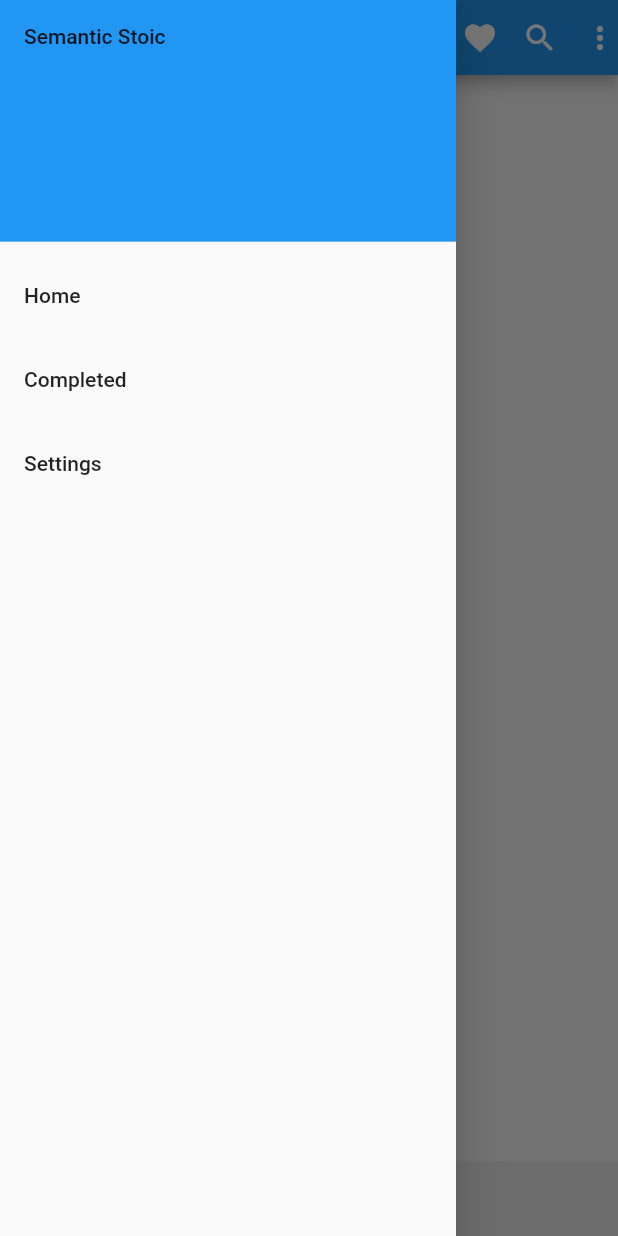
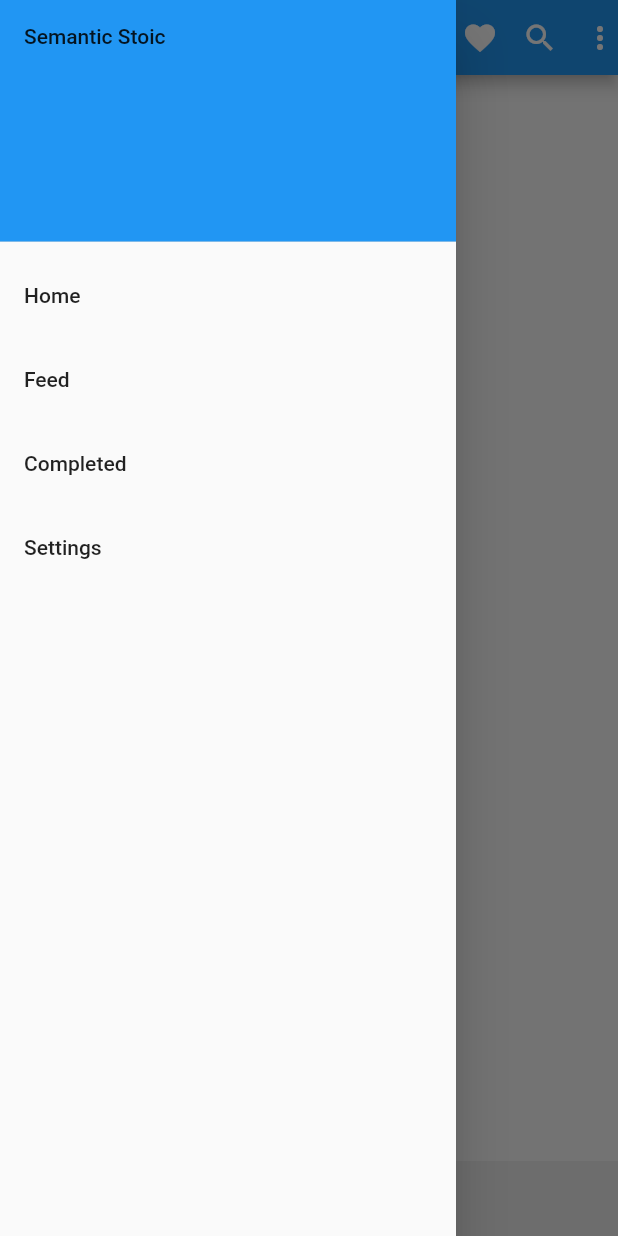
Before and after one commit to PrimeTimeTran/semantics, a Flutter app: the screen it shows after launch, with the side drawer open, on a phone screen of 412 x 824 dp. Run offline on Flutter 3.47's test engine with Material 2 defaults, Android fonts, the phone set to English and light mode, and no system bars; our stand-ins replace firebase_analytics, firebase_auth, firebase_core, video_player; missing offline and left inert: dart:html; accounts and stored records are empty.

Commit message:
Feed autoplay works

```diff
--- a/lib/main.dart
+++ b/lib/main.dart
@@ -8,6 +8,7 @@ import 'package:semantic/widgets/footer.dart';
 
 import 'package:semantic/screens/composer.dart';
 import 'package:semantic/screens/settings.dart';
+import 'package:semantic/screens/feed.dart';
 import 'package:semantic/widgets/my_drawer.dart';
 
 import 'package:semantic/utils/firebase.dart';
--- a/lib/screens/auth_panel.dart
+++ b/lib/screens/auth_panel.dart
@@ -32,7 +32,6 @@ class _AuthPanelState extends State<AuthPanel> {
         email: email,
         password: password,
       );
-      print(credential);
       Navigator.pushNamed(context, '/');
     } on FirebaseAuthException catch (e) {
       if (e.code == 'weak-password') {
@@ -51,7 +50,6 @@ class _AuthPanelState extends State<AuthPanel> {
         email: email,
         password: password,
       );
-      print(credential);
       Navigator.pushNamed(context, '/');
     } on FirebaseAuthException catch (e) {
       if (e.code == 'weak-password') {
--- /dev/null
+++ b/lib/screens/feed.dart
@@ -0,0 +1,129 @@
+import 'package:flutter/material.dart';
+import 'dart:async';
+
+import 'package:video_player/video_player.dart';
+
+List mediaUrls = [
+  // 9:16
+  'https://assets.mixkit.co/videos/preview/mixkit-man-runs-past-ground-level-shot-32809-large.mp4',
+  'https://assets.mixkit.co/videos/preview/mixkit-red-frog-on-a-log-1487-large.mp4',
+  'https://assets.mixkit.co/videos/preview/mixkit-woman-running-above-the-camera-on-a-running-track-32807-large.mp4',
+  'https://assets.mixkit.co/videos/preview/mixkit-two-avenues-with-many-cars-traveling-at-night-34562-large.mp4',
+  'https://assets.mixkit.co/videos/preview/mixkit-under-a-peripheral-road-with-two-avenues-on-the-sides-34560-large.mp4',
+  'https://assets.mixkit.co/videos/preview/mixkit-city-traffic-on-bridges-and-streets-34565-large.mp4',
+  'https://assets.mixkit.co/videos/preview/mixkit-womans-silhouette-walking-on-the-beach-at-sunset-1214-large.mp4',
+  'https://assets.mixkit.co/videos/preview/mixkit-portrait-of-a-woman-in-a-pool-1259-large.mp4',
+  'https://assets.mixkit.co/videos/preview/mixkit-a-woman-walking-on-the-beach-on-a-sunny-day-1208-large.mp4',
+  'https://assets.mixkit.co/videos/preview/mixkit-womans-portrait-wearing-a-bikini-at-the-beach-1215-large.mp4',
+  'https://assets.mixkit.co/videos/preview/mixkit-a-woman-in-a-bikini-in-front-of-a-tiled-1263-large.mp4',
+  'https://assets.mixkit.co/videos/preview/mixkit-basketball-player-dribbling-then-dunking-2285-large.mp4',
+  'https://assets.mixkit.co/videos/preview/mixkit-basketballs-being-shot-in-a-street-rink-2286-large.mp4',
+  'https://assets.mixkit.co/videos/preview/mixkit-circuit-board-2381-large.mp4',
+  'https://assets.mixkit.co/videos/preview/mixkit-woman-walking-by-a-pool-3157-large.mp4',
+  'https://assets.mixkit.co/videos/preview/mixkit-woman-sitting-on-the-edge-of-a-pool-3158-large.mp4',
+  'https://assets.mixkit.co/videos/preview/mixkit-machinery-of-a-very-close-watch-3673-large.mp4',
+  'https://assets.mixkit.co/videos/preview/mixkit-mist-at-the-base-of-a-snowy-mountain-3308-large.mp4',
+  'https://assets.mixkit.co/videos/preview/mixkit-snow-falling-in-a-pine-forest-3352-large.mp4',
+  'https://assets.mixkit.co/videos/preview/mixkit-old-street-at-night-3456-large.mp4',
+  'https://assets.mixkit.co/videos/preview/mixkit-woman-sitting-reading-in-pajamas-4950-large.mp4',
+  'https://assets.mixkit.co/videos/preview/mixkit-young-sportsman-jumping-rope-at-home-5050-large.mp4',
+  'https://assets.mixkit.co/videos/preview/mixkit-domino-effect-on-dark-background-5253-large.mp4',
+  'https://assets.mixkit.co/videos/preview/mixkit-man-playing-with-a-tower-of-poker-chips-5251-large.mp4',
+  'https://assets.mixkit.co/videos/preview/mixkit-candies-in-a-waffle-cone-on-a-yellow-background-10368-large.mp4',
+  'https://assets.mixkit.co/videos/preview/mixkit-hand-holding-a-rubik-cube-that-seems-to-melt-on-13765-large.mp4',
+
+  // 16:9
+  // 'https://assets.mixkit.co/videos/preview/mixkit-beach-front-with-children-playing-2176-large.mp4',
+  // 'https://assets.mixkit.co/videos/preview/mixkit-one-on-one-basketball-game-751-large.mp4',
+  // 'https://flutter.github.io/assets-for-api-docs/assets/videos/bee.mp4',
+];
+
+class Feed extends StatefulWidget {
+  const Feed({super.key});
+
+  @override
+  State<Feed> createState() => _FeedState();
+}
+
+class _FeedState extends State<Feed> {
+  late VideoPlayerController _controller;
+
+  @override
+  void initState() {
+    super.initState();
+    mediaUrls.shuffle();
+    _initController(mediaUrls[0]);
+    WidgetsBinding.instance.addPostFrameCallback((_) {
+      _controller.setVolume(0);
+      _controller.play();
+    });
+  }
+
+  @override
+  void dispose() {
+    _controller.pause().then((_) {
+      _controller.dispose();
+    });
+    super.dispose();
+  }
+
+  checkDone() {
+    bool done = !_controller.value.isPlaying &&
+        _controller.value.isInitialized &&
+        (_controller.value.duration == _controller.value.position);
+    if (done) {
+      print('Done');
+      mediaUrls.shuffle();
+      _startVideoPlayer(mediaUrls[0]);
+      setState(() {});
+    }
+  }
+
+  void _initController(String link) {
+    _controller = VideoPlayerController.network(link)
+      ..initialize().then((_) {
+        setState(() {});
+        _controller.addListener(() {
+          checkDone();
+        });
+        _controller.play();
+      });
+  }
+
+  Future<void> _startVideoPlayer(String link) async {
+    if (_controller.value.isInitialized) {
+      await _controller.dispose();
+    }
+
+    _initController(link);
+  }
+
+  @override
+  Widget build(BuildContext context) {
+    return MaterialApp(
+      title: 'Video Demo',
+      home: Scaffold(
+        body: Center(
+          child: _controller.value.isInitialized
+              ? AspectRatio(
+                  aspectRatio: _controller.value.aspectRatio,
+                  child: VideoPlayer(_controller),
+                )
+              : Container(),
+        ),
+        floatingActionButton: FloatingActionButton(
+          onPressed: () {
+            setState(() {
+              _controller.value.isPlaying
+                  ? _controller.pause()
+                  : _controller.play();
+            });
+          },
+          child: Icon(
+            _controller.value.isPlaying ? Icons.pause : Icons.play_arrow,
+          ),
+        ),
+      ),
+    );
+  }
+}
--- a/lib/widgets/my_drawer.dart
+++ b/lib/widgets/my_drawer.dart
@@ -1,6 +1,7 @@
 import 'package:flutter/material.dart';
 
 import 'package:semantic/screens/composer.dart';
+import 'package:semantic/screens/feed.dart';
 import 'package:semantic/screens/dashboard.dart';
 import 'package:semantic/screens/settings.dart';
 
@@ -34,6 +35,13 @@ class _MyDrawerState extends State<MyDrawer> {
             },
           ),
           ListTile(
+            title: const Text('Feed'),
+            onTap: () {
+              widget.drawerChange(const Feed());
+              Navigator.pop(context);
+            },
+          ),
+          ListTile(
             title: const Text('Completed'),
             onTap: () {
               widget.drawerChange(const Dashboard());
--- a/pubspec.yaml
+++ b/pubspec.yaml
@@ -43,6 +43,7 @@ dependencies:
   go_router: ^6.0.1
   url_launcher: ^6.1.8
   firebase_auth: ^4.2.5
+  video_player: ^2.5.1
 
 dev_dependencies:
   flutter_test:
```
Also changed, not shown: pubspec.lock, 2 other files.
